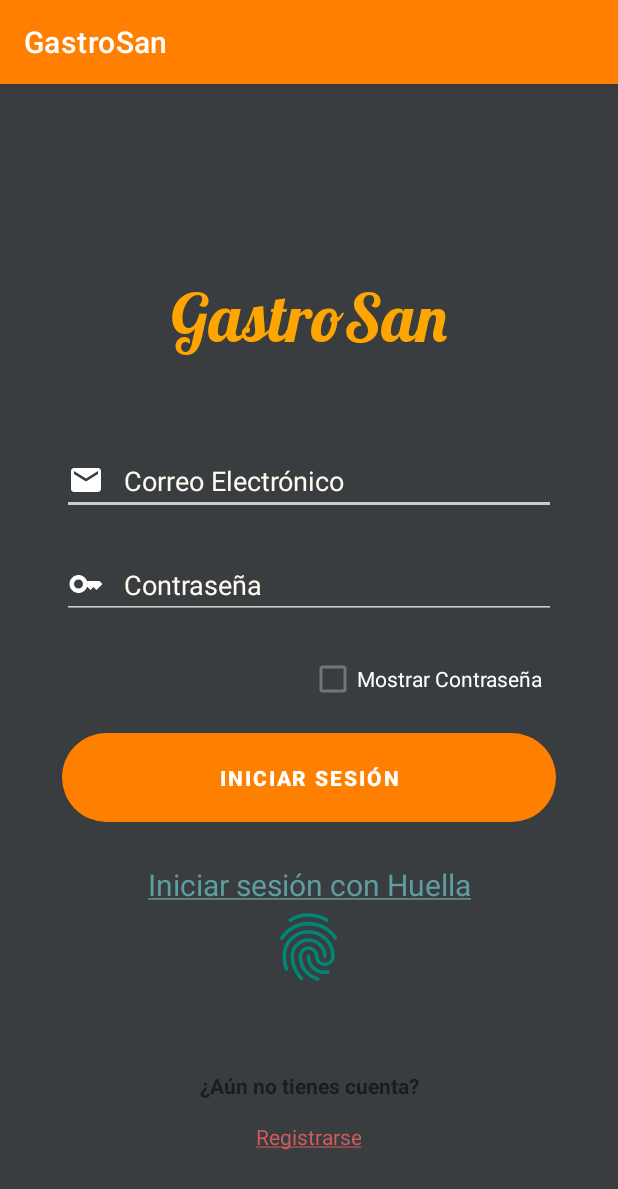
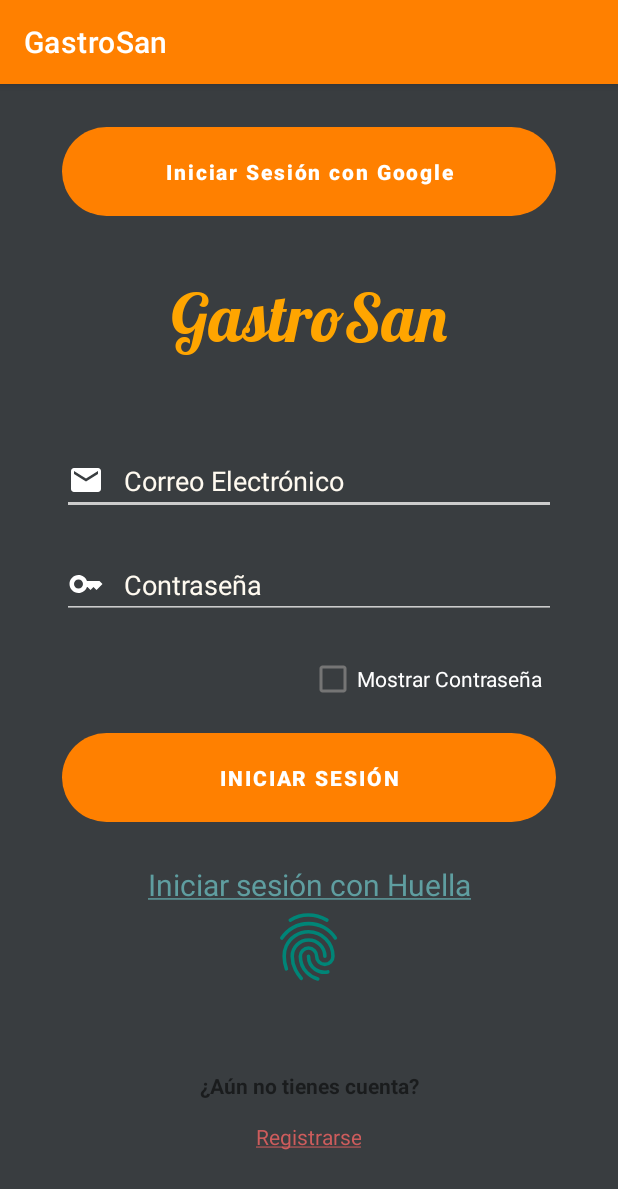
Before and after one commit to AbelVilla6/GastroSan, an Android app: the screen it shows after launch (LoginActivity), on a phone screen of 412 x 824 dp. Shown: the top 1189 px of the screen. Run offline under Robolectric (Android 15) with nearby library versions, the phone set to English and light mode, and no system bars; our stand-ins replace Firebase (no records; nobody signed in at launch, a user with empty details on screens opened directly).

Commit message:
Log in Google

```diff
--- a/app/build.gradle.kts
+++ b/app/build.gradle.kts
@@ -62,6 +62,7 @@ dependencies {
     implementation("androidx.constraintlayout:constraintlayout:2.1.4")
     implementation("com.google.firebase:firebase-auth-ktx:22.3.1")
     implementation("com.google.firebase:firebase-database-ktx:20.3.1")
+    implementation("com.google.firebase:firebase-database:20.3.1")
     testImplementation("junit:junit:4.13.2")
     androidTestImplementation("androidx.test.ext:junit:1.1.5")
     androidTestImplementation("androidx.test.espresso:espresso-core:3.5.1")
@@ -77,4 +78,5 @@ dependencies {
     implementation(platform("com.google.firebase:firebase-bom:32.8.0"))
     implementation("com.google.firebase:firebase-analytics")
     implementation("com.google.firebase:firebase-auth")
+    implementation("com.google.android.gms:play-services-auth:21.0.0")
 }
--- a/app/src/main/java/com/gastrosan/activities/LoginActivity.kt
+++ b/app/src/main/java/com/gastrosan/activities/LoginActivity.kt
@@ -15,7 +15,16 @@ import android.widget.Toast
 import androidx.appcompat.app.AppCompatActivity
 import androidx.core.splashscreen.SplashScreen.Companion.installSplashScreen
 import com.gastrosan.R
+import com.google.android.gms.auth.api.signin.GoogleSignIn
+import com.google.android.gms.auth.api.signin.GoogleSignInAccount
+import com.google.android.gms.auth.api.signin.GoogleSignInClient
+import com.google.android.gms.auth.api.signin.GoogleSignInOptions
+import com.google.android.gms.common.api.ApiException
+import com.google.firebase.auth.AuthCredential
 import com.google.firebase.auth.FirebaseAuth
+import com.google.firebase.auth.FirebaseUser
+import com.google.firebase.auth.GoogleAuthProvider
+import com.google.firebase.database.FirebaseDatabase
 import java.util.concurrent.Executor
 
 
@@ -26,12 +35,21 @@ class LoginActivity : AppCompatActivity() {
     private lateinit var inputPassword: EditText
     private lateinit var checkBox: CheckBox
 
+    private lateinit var bGoogle: Button
+
     var mLoadingBar: ProgressDialog? = null
 
     private val executor: Executor? = null
     private val biometricPrompt: BiometricPrompt? = null
     //private val promptInfo: BiometricPrompt.PromptInfo? = null
     var mAuth: FirebaseAuth? = null
+    var database: FirebaseDatabase? = null
+
+    lateinit var mGoogleSignInClient: GoogleSignInClient
+
+    val RC_SIGN_IN = 20
+
+
 
     @SuppressLint("MissingInflatedId", "WrongViewCast")
     override fun onCreate(savedInstanceState: Bundle?) {
@@ -52,6 +70,8 @@ class LoginActivity : AppCompatActivity() {
         }
         })
 
+        bGoogle = findViewById(R.id.button2)
+
 
         bLogIn.setOnClickListener(View.OnClickListener {
             vibrator.vibrate(100)
@@ -63,7 +83,62 @@ class LoginActivity : AppCompatActivity() {
         inputPassword = findViewById<EditText>(R.id.editText2)
         mAuth = FirebaseAuth.getInstance()
         mLoadingBar = ProgressDialog(this@LoginActivity)
+        database = FirebaseDatabase.getInstance()
+
+        val gso = GoogleSignInOptions.Builder(GoogleSignInOptions.DEFAULT_SIGN_IN)
+            .requestIdToken(getString(R.string.default_web_client_id))
+            .requestEmail()
+//            .requestProfile()
+            .build()
+
+        mGoogleSignInClient = GoogleSignIn.getClient(this, gso)
+
+        bGoogle.setOnClickListener {
+            googleSingIn()
+        }
     }
+
+    private fun googleSingIn() {
+        val intent = mGoogleSignInClient.signInIntent
+        startActivityForResult(intent, RC_SIGN_IN)
+    }
+
+    private fun firebaseAuthWithGoogle(idToken: String) {
+        val credential = GoogleAuthProvider.getCredential(idToken, null)
+        mAuth?.signInWithCredential(credential)?.addOnCompleteListener(this) { task ->
+            if (task.isSuccessful) {
+                val user = mAuth?.currentUser
+                val map = HashMap<String, Any>()
+                map["id"] = user!!.uid
+                map["name"] = user.displayName ?: ""
+                //map.put("profile",user.photoUrl.toString())
+
+                database?.reference?.child("Users")?.child(user.uid)?.setValue(map)
+
+                val intent = Intent(this@LoginActivity, MainActivity::class.java)
+                startActivity(intent)
+            } else {
+                Toast.makeText(this@LoginActivity, "Algo fue mal", Toast.LENGTH_SHORT).show()
+            }
+        }
+    }
+
+
+    override fun onActivityResult(requestCode: Int, resultCode: Int, data: Intent?) {
+        super.onActivityResult(requestCode, resultCode, data)
+
+        if (requestCode == RC_SIGN_IN) {
+            val task = GoogleSignIn.getSignedInAccountFromIntent(data)
+
+            try {
+                val account = task.getResult(ApiException::class.java)
+                account?.idToken?.let { firebaseAuthWithGoogle(it) }
+            } catch (e: ApiException) {
+                Toast.makeText(this@LoginActivity, e.message, Toast.LENGTH_SHORT).show()
+            }
+        }
+    }
+
 
     private fun checkCredentials(): Boolean {
         val result = false
--- a/app/src/main/res/layout/activity_login.xml
+++ b/app/src/main/res/layout/activity_login.xml
@@ -91,6 +91,24 @@
         app:layout_constraintWidth_percent=".8"
         tools:ignore="MissingConstraints" />
 
+
+    <Button
+        android:id="@+id/button2"
+        android:layout_width="0dp"
+        android:layout_height="wrap_content"
+        android:background="@drawable/btn_bg_design"
+        android:padding="14dp"
+        android:text="Iniciar Sesión con Google"
+        android:textAllCaps="false"
+        android:textStyle="bold"
+        app:layout_constraintBottom_toBottomOf="parent"
+        app:layout_constraintEnd_toEndOf="parent"
+        app:layout_constraintStart_toStartOf="parent"
+        app:layout_constraintTop_toTopOf="parent"
+        app:layout_constraintVertical_bias="0.04"
+        app:layout_constraintWidth_percent=".8"
+        tools:ignore="MissingConstraints" />
+
     <TextView
         android:id="@+id/textView2"
         android:layout_width="wrap_content"
--- a/app/src/main/res/values/strings.xml
+++ b/app/src/main/res/values/strings.xml
@@ -20,9 +20,7 @@
     <string name="success_registration">Registro Exitoso</string>
     <string name="loggeidIn_message">Inicio de Sesión Exitoso</string>
     <string name="wrong_credentials">Los credenciales son incorrectos</string>
-
-
-
+    <string name="default_web_client_id">128146827599-4am253qsmsu9bo2m9d750nvem0rn2feh.apps.googleusercontent.com</string>
 
 
 </resources>
```
